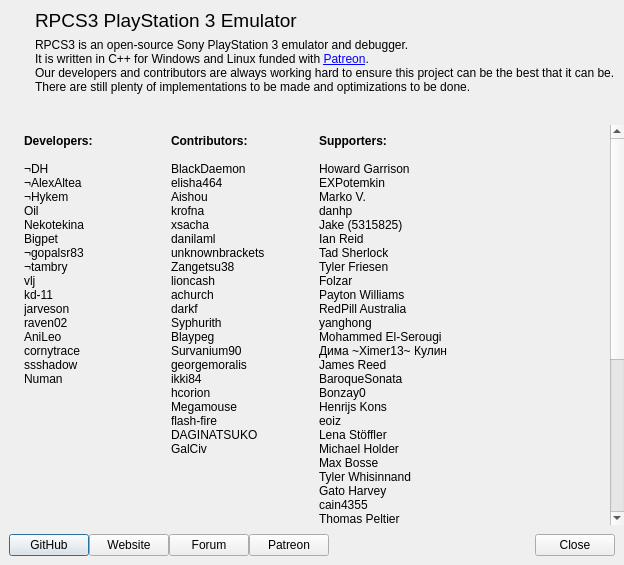
Old version of the form rpcs3/rpcs3qt/about_dialog.ui in the repository RPCS3/rpcs3.
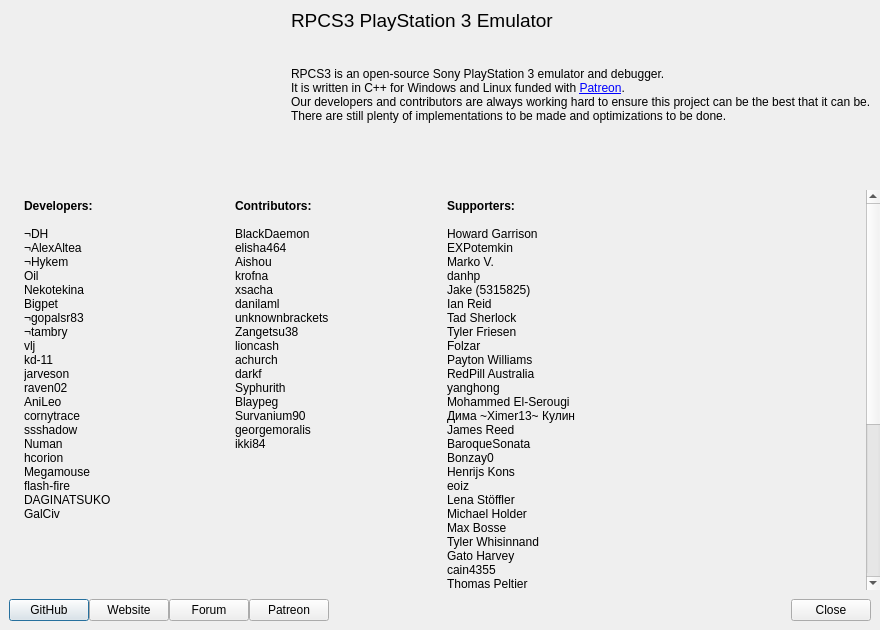
New version of the form. Icons and pictures are not drawn.

Commit message: move contributors

What changed in the file:
```diff
--- a/rpcs3/rpcs3qt/about_dialog.ui
+++ b/rpcs3/rpcs3qt/about_dialog.ui
@@ -6,8 +6,8 @@
    <rect>
     <x>0</x>
     <y>0</y>
-    <width>609</width>
-    <height>565</height>
+    <width>880</width>
+    <height>630</height>
    </rect>
   </property>
   <property name="windowTitle">
@@ -209,8 +209,8 @@
        <rect>
         <x>0</x>
         <y>0</y>
-        <width>592</width>
-        <height>629</height>
+        <width>863</width>
+        <height>1013</height>
        </rect>
       </property>
       <layout class="QHBoxLayout" name="horizontalLayout_3" stretch="1,1,1,1">
@@ -223,7 +223,7 @@
        <item>
         <widget class="QLabel" name="developers">
          <property name="text">
-          <string>&lt;p&gt;&lt;b&gt;Developers:&lt;/b&gt;&lt;br&gt;&lt;br&gt;¬DH&lt;br&gt;¬AlexAltea&lt;br&gt;¬Hykem&lt;br&gt;Oil&lt;br&gt;Nekotekina&lt;br&gt;Bigpet&lt;br&gt;¬gopalsr83&lt;br&gt;¬tambry&lt;br&gt;vlj&lt;br&gt;kd-11&lt;br&gt;jarveson&lt;br&gt;raven02&lt;br&gt;AniLeo&lt;br&gt;cornytrace&lt;br&gt;ssshadow&lt;br&gt;Numan&lt;/p&gt;</string>
+          <string>&lt;p&gt;&lt;b&gt;Developers:&lt;/b&gt;&lt;br&gt;&lt;br&gt;¬DH&lt;br&gt;¬AlexAltea&lt;br&gt;¬Hykem&lt;br&gt;Oil&lt;br&gt;Nekotekina&lt;br&gt;Bigpet&lt;br&gt;¬gopalsr83&lt;br&gt;¬tambry&lt;br&gt;vlj&lt;br&gt;kd-11&lt;br&gt;jarveson&lt;br&gt;raven02&lt;br&gt;AniLeo&lt;br&gt;cornytrace&lt;br&gt;ssshadow&lt;br&gt;Numan&lt;br&gt;hcorion&lt;br&gt;Megamouse&lt;br&gt;flash-fire&lt;br&gt;DAGINATSUKO&lt;br&gt;GalCiv&lt;/p&gt;</string>
          </property>
          <property name="scaledContents">
           <bool>false</bool>
@@ -236,7 +236,7 @@
        <item>
         <widget class="QLabel" name="contributors">
          <property name="text">
-          <string>&lt;p&gt;&lt;b&gt;Contributors:&lt;/b&gt;&lt;br&gt;&lt;br&gt;BlackDaemon&lt;br&gt;elisha464&lt;br&gt;Aishou&lt;br&gt;krofna&lt;br&gt;xsacha&lt;br&gt;danilaml&lt;br&gt;unknownbrackets&lt;br&gt;Zangetsu38&lt;br&gt;lioncash&lt;br&gt;achurch&lt;br&gt;darkf&lt;br&gt;Syphurith&lt;br&gt;Blaypeg&lt;br&gt;Survanium90&lt;br&gt;georgemoralis&lt;br&gt;ikki84&lt;br&gt;hcorion&lt;br&gt;Megamouse&lt;br&gt;flash-fire&lt;br&gt;DAGINATSUKO&lt;br&gt;GalCiv&lt;/p&gt;</string>
+          <string>&lt;p&gt;&lt;b&gt;Contributors:&lt;/b&gt;&lt;br&gt;&lt;br&gt;BlackDaemon&lt;br&gt;elisha464&lt;br&gt;Aishou&lt;br&gt;krofna&lt;br&gt;xsacha&lt;br&gt;danilaml&lt;br&gt;unknownbrackets&lt;br&gt;Zangetsu38&lt;br&gt;lioncash&lt;br&gt;achurch&lt;br&gt;darkf&lt;br&gt;Syphurith&lt;br&gt;Blaypeg&lt;br&gt;Survanium90&lt;br&gt;georgemoralis&lt;br&gt;ikki84&lt;/p&gt;</string>
          </property>
          <property name="alignment">
           <set>Qt::AlignLeading|Qt::AlignLeft|Qt::AlignTop</set>
```
